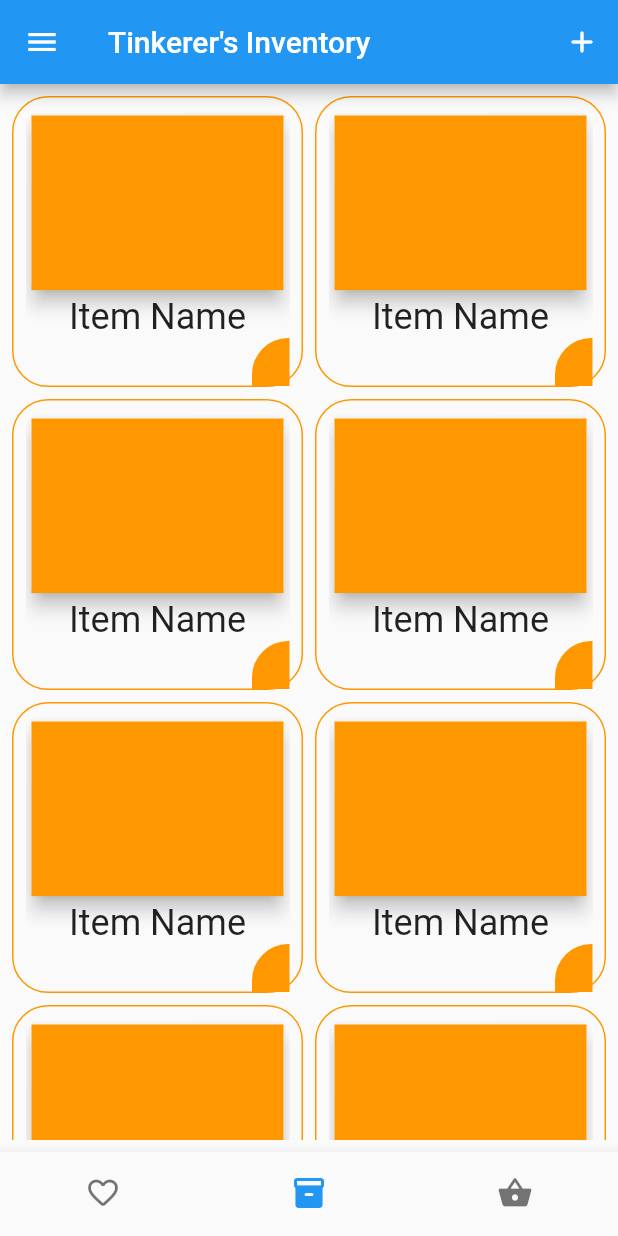
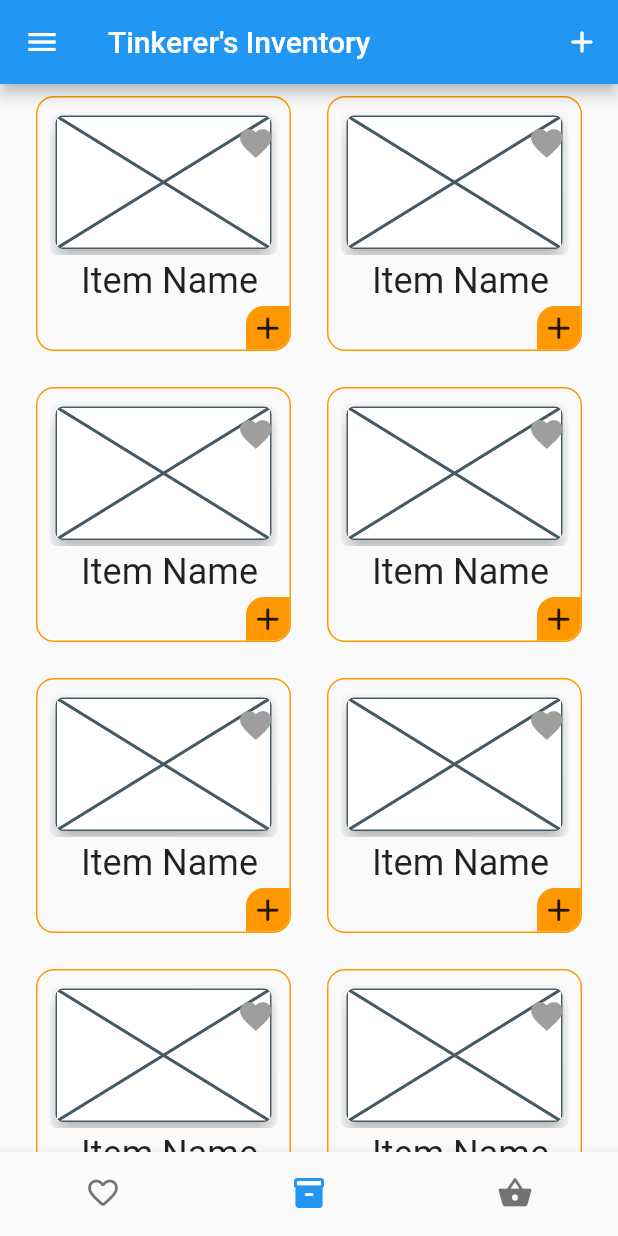
Before and after one commit to Vaibhav-Ramola/tinkerers_lab_hackathon, a Flutter app: the screen it shows after launch, on a phone screen of 412 x 824 dp. Run offline on Flutter 3.47's test engine with Material 2 defaults, Android fonts, the phone set to English and light mode, and no system bars; drawn by our look-alikes of like_button.

Commit message:
finished inventory screen

```diff
--- a/lib/main.dart
+++ b/lib/main.dart
@@ -10,6 +10,7 @@ class MyApp extends StatelessWidget {
   @override
   Widget build(BuildContext context) {
     return MaterialApp(
+      debugShowCheckedModeBanner: false,
       title: 'Flutter Demo',
       theme: ThemeData(
         primarySwatch: Colors.blue,
--- a/lib/screens/categories_screen.dart
+++ b/lib/screens/categories_screen.dart
@@ -24,6 +24,7 @@ class _CategoriesScreenState extends State<CategoriesScreen> {
             onPressed: () {},
             icon: const Icon(
               Icons.add_rounded,
+              color: Colors.white,
             ),
           ),
         ],
@@ -32,7 +33,7 @@ class _CategoriesScreenState extends State<CategoriesScreen> {
         child: ListView(
           children: [
             DrawerHeader(
-              decoration: BoxDecoration(),
+              decoration: const BoxDecoration(),
               child: Container(
                 alignment: Alignment.center,
                 child: const Text(
@@ -76,13 +77,17 @@ class _CategoriesScreenState extends State<CategoriesScreen> {
         ),
       ),
       body: Container(
-        padding: const EdgeInsets.all(8),
+        padding: const EdgeInsets.only(
+          right: 24,
+          left: 24,
+          top: 8,
+        ),
         child: GridView.builder(
           itemCount: 20,
           gridDelegate: const SliverGridDelegateWithFixedCrossAxisCount(
             crossAxisCount: 2,
-            crossAxisSpacing: 8,
-            mainAxisSpacing: 8,
+            crossAxisSpacing: 24,
+            mainAxisSpacing: 24,
           ),
           itemBuilder: (context, index) {
             return LayoutBuilder(
--- a/lib/widgets/inventory_tile_widget.dart
+++ b/lib/widgets/inventory_tile_widget.dart
@@ -2,7 +2,7 @@ import 'package:flutter/material.dart';
 import 'package:like_button/like_button.dart';
 
 class InventoryTile extends StatefulWidget {
-  final constraints;
+  final BoxConstraints constraints;
 
   const InventoryTile(this.constraints, {Key? key}) : super(key: key);
 
@@ -15,52 +15,62 @@ class _InventoryTileState extends State<InventoryTile> {
   @override
   Widget build(BuildContext context) {
     return Container(
-      height: 90,
-      width: 50,
-      padding: const EdgeInsets.fromLTRB(8, 8, 8, 0),
+      // height: 90,
+      // width: 50,
+      padding: const EdgeInsets.fromLTRB(8, 8, 0, 0),
       decoration: BoxDecoration(
         border: Border.all(
           style: BorderStyle.solid,
           color: Colors.orange,
           width: 1,
         ),
-        borderRadius: BorderRadius.circular(24),
+        borderRadius: BorderRadius.circular(12),
       ),
-      child: ListView(
+      child: Column(
         children: [
           Expanded(
-            child: GestureDetector(
-              onDoubleTap: (() {
-                setState(() {
-                  isLiked = !isLiked;
-                });
-              }),
             child: Stack(
               children: [
+                Expanded(
+                  child: Container(
+                    padding: const EdgeInsets.only(right: 8),
+                    child: Center(
+                      child: ClipRRect(
+                        borderRadius: const BorderRadius.all(
+                          Radius.circular(5),
+                        ),
+                        child: Card(
+                          elevation: 5,
+                          child: ClipRRect(
+                            borderRadius: const BorderRadius.all(
+                              Radius.circular(5),
+                            ),
+                            child: SizedBox(
+                              height: widget.constraints.maxHeight * 0.6,
+                              width: double.infinity,
+                              // color: Colors.orange,
+                              child: const Placeholder(),
+                            ),
+                          ),
+                        ),
+                      ),
+                    ),
+                  ),
+                ),
                 Positioned(
                   right: 10,
                   top: 10,
                   child: LikeButton(
-                      size: 40,
+                    size: 25,
                     isLiked: isLiked,
-                    ),
-                  ),
-                  Expanded(
-                    child: Card(
-                      elevation: 5,
-                      child: Container(
-                        height: widget.constraints.maxHeight * 0.6,
-                        width: double.infinity,
-                        color: Colors.orange,
-                      ),
                   ),
                 ),
               ],
             ),
           ),
-          ),
-          const Spacer(),
+          // const Spacer(),
           Container(
+            height: widget.constraints.maxHeight * 0.2,
             width: double.infinity,
             alignment: Alignment.center,
             child: const Text(
@@ -74,19 +84,23 @@ class _InventoryTileState extends State<InventoryTile> {
               Container(
                 decoration: const BoxDecoration(
                   borderRadius: BorderRadius.only(
-                    topLeft: Radius.circular(24),
-                    bottomRight: Radius.circular(24),
+                    topLeft: Radius.circular(12),
+                    bottomRight: Radius.circular(12),
                   ),
                 ),
                 child: GestureDetector(
                   onTap: () {},
                   child: Container(
-                    height: widget.constraints.minHeight,
-                    decoration: const BoxDecoration(
+                    decoration: BoxDecoration(
                       color: Colors.orange,
-                      borderRadius: BorderRadius.only(
-                        topLeft: Radius.circular(24),
-                        bottomRight: Radius.circular(24),
+                      border: Border.all(
+                        color: Colors.orange,
+                        style: BorderStyle.solid,
+                        width: 2,
+                      ),
+                      borderRadius: const BorderRadius.only(
+                        topLeft: Radius.circular(12),
+                        bottomRight: Radius.circular(11),
                       ),
                     ),
                     child: const Center(
```
Lines whose indentation alone changed are shown as unchanged.
